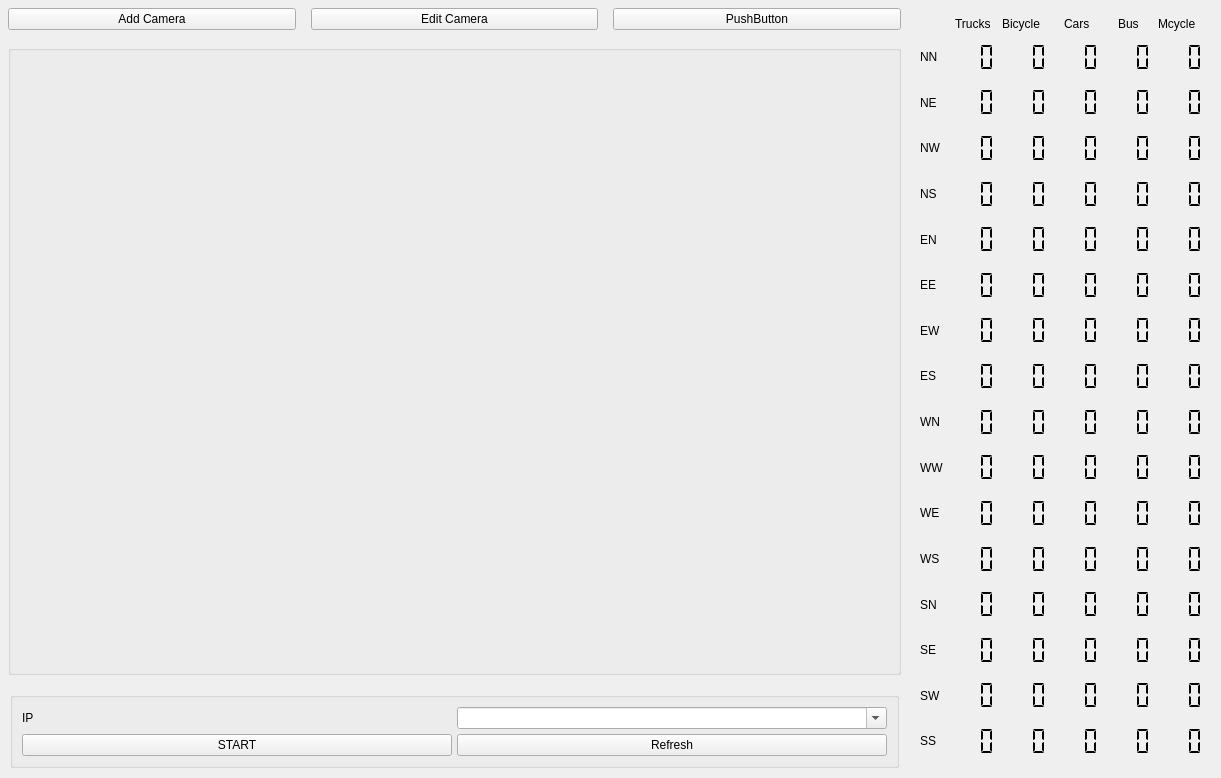
First picture: the form in qt/form.ui, repository EdgeOfAI/vehicle_counter_pyqt_app, before the edit.
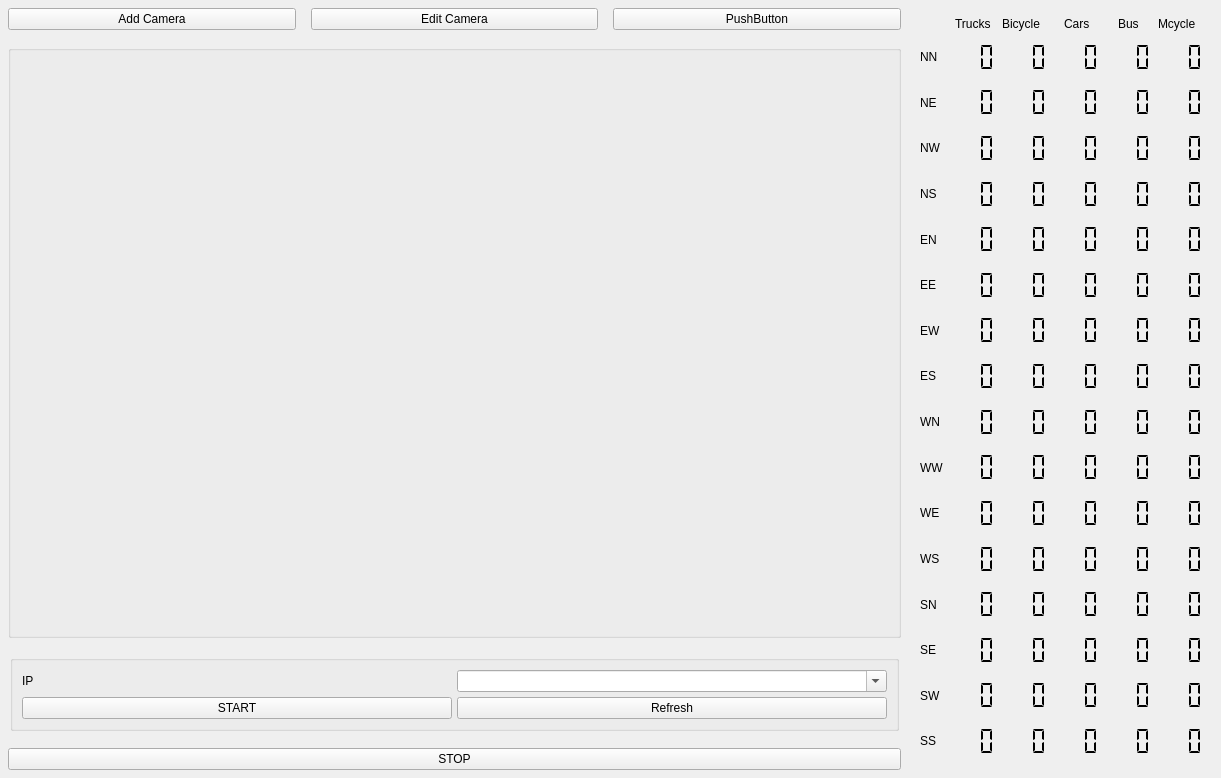
Second picture: the form after the edit. Custom widgets are drawn as their Qt base class.

Commit message: stop inference button and functionality added, UI changes: add button to remove camera and button to edit camera, create remove camera UI

```diff
--- a/qt/form.ui
+++ b/qt/form.ui
@@ -30,7 +30,7 @@
     <number>8</number>
    </property>
    <item>
-    <layout class="QVBoxLayout" name="verticalLayout_2" stretch="0,0,1,0">
+    <layout class="QVBoxLayout" name="verticalLayout_2" stretch="0,0,1,0,0">
      <property name="spacing">
       <number>15</number>
      </property>
@@ -193,6 +193,13 @@
        </item>
       </layout>
      </item>
+     <item>
+      <widget class="QPushButton" name="stopProcessBtn">
+       <property name="text">
+        <string>STOP</string>
+       </property>
+      </widget>
+     </item>
     </layout>
    </item>
    <item>
```
The commit also changes 5 other files.
